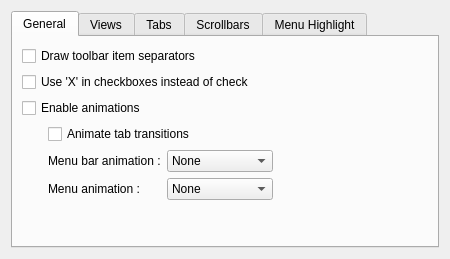
First picture: the form in kstyles/oxygen/config/oxygenconf.ui, repository mgottschlag/kwin-tiling, before the edit.
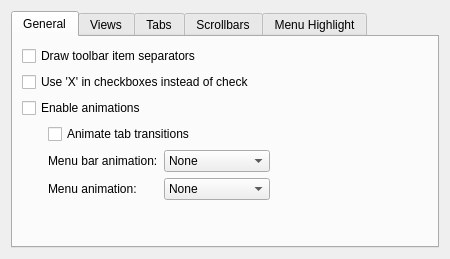
Second picture: the form after the edit. Custom widgets are drawn as their Qt base class.

Commit message: Proof-reading: don't put spaces before colons.

```diff
--- a/kstyles/oxygen/config/oxygenconf.ui
+++ b/kstyles/oxygen/config/oxygenconf.ui
@@ -96,7 +96,7 @@
        <item row="4" column="1">
         <widget class="QLabel" name="label_3">
          <property name="text">
-          <string>Menu bar animation :</string>
+          <string>Menu bar animation:</string>
          </property>
          <property name="buddy">
           <cstring>_menuBarAnimationType</cstring>
@@ -106,7 +106,7 @@
        <item row="5" column="1">
         <widget class="QLabel" name="label_4">
          <property name="text">
-          <string>Menu animation :</string>
+          <string>Menu animation:</string>
          </property>
          <property name="buddy">
           <cstring>_menuAnimationType</cstring>
```
